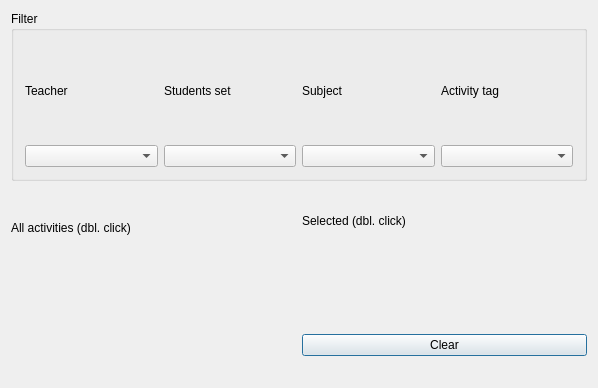
Above: src/interface/modifyconstraintactivitiessamestartingtimeform_template.ui from janLo/FET before the change; both pictures show x 0 to 598 and y 0 to 388 of the 598 by 571 pixel window. Below: the same form after it.
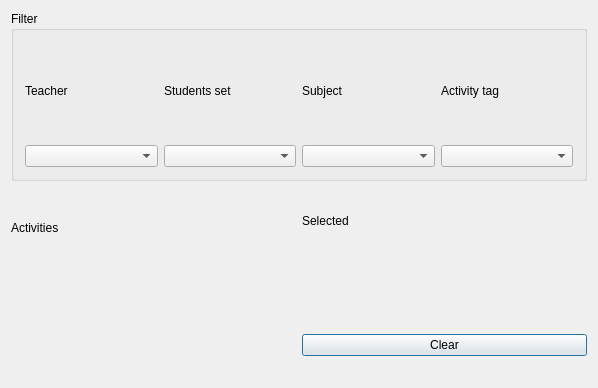
That is the form after the change. Custom widgets are drawn as their Qt base class.

Patch:
```diff
--- a/src/interface/modifyconstraintactivitiessamestartingtimeform_template.ui
+++ b/src/interface/modifyconstraintactivitiessamestartingtimeform_template.ui
@@ -90,7 +90,7 @@
         <enum>QFrame::Plain</enum>
        </property>
        <property name="text">
-        <string>All activities (dbl. click)</string>
+        <string>Activities</string>
        </property>
        <property name="wordWrap">
         <bool>false</bool>
@@ -119,7 +119,7 @@
         <enum>QFrame::Plain</enum>
        </property>
        <property name="text">
-        <string>Selected (dbl. click)</string>
+        <string comment="It refers to a list of selected activities">Selected</string>
        </property>
        <property name="wordWrap">
         <bool>false</bool>
```
